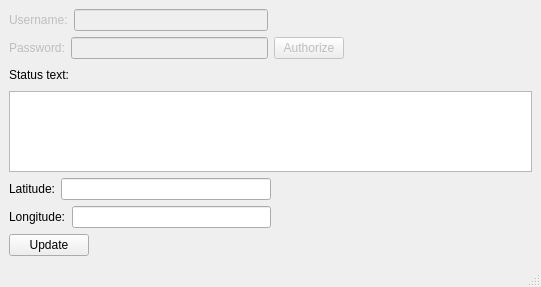
Before: the Qt Designer form src/mainwindow.ui in samizzo/canon-tweet, drawn with Qt 5.
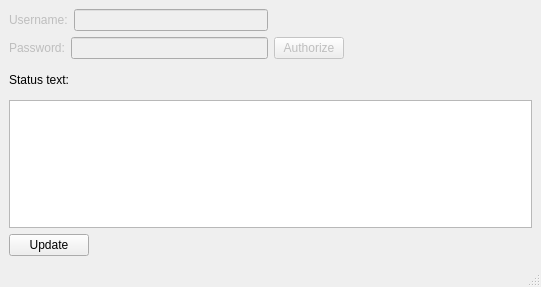
After: the same form once the commit is applied.

Commit message: * Removed lat/long ui and code

```diff
--- a/src/mainwindow.ui
+++ b/src/mainwindow.ui
@@ -137,58 +137,10 @@
     <item>
      <layout class="QGridLayout" name="gridLayout_2">
       <item row="0" column="0">
-       <layout class="QHBoxLayout" name="horizontalLayout_4">
-        <item>
-         <widget class="QLabel" name="label_3">
-          <property name="text">
-           <string>Latitude:</string>
-          </property>
-         </widget>
-        </item>
-        <item>
-         <widget class="QLineEdit" name="latLineEdit"/>
-        </item>
-       </layout>
-      </item>
-      <item row="0" column="1">
-       <spacer name="horizontalSpacer_4">
-        <property name="orientation">
-         <enum>Qt::Horizontal</enum>
-        </property>
-        <property name="sizeHint" stdset="0">
-         <size>
-          <width>40</width>
-          <height>20</height>
-         </size>
-        </property>
-       </spacer>
+       <layout class="QHBoxLayout" name="horizontalLayout_4"/>
       </item>
       <item row="1" column="0">
-       <layout class="QHBoxLayout" name="horizontalLayout_5">
-        <item>
-         <widget class="QLabel" name="label_4">
-          <property name="text">
-           <string>Longitude:</string>
-          </property>
-         </widget>
-        </item>
-        <item>
-         <widget class="QLineEdit" name="longLineEdit"/>
-        </item>
-       </layout>
-      </item>
-      <item row="1" column="1">
-       <spacer name="horizontalSpacer_5">
-        <property name="orientation">
-         <enum>Qt::Horizontal</enum>
-        </property>
-        <property name="sizeHint" stdset="0">
-         <size>
-          <width>40</width>
-          <height>20</height>
-         </size>
-        </property>
-       </spacer>
+       <layout class="QHBoxLayout" name="horizontalLayout_5"/>
       </item>
      </layout>
     </item>
```
The commit also changes 1 other file.
